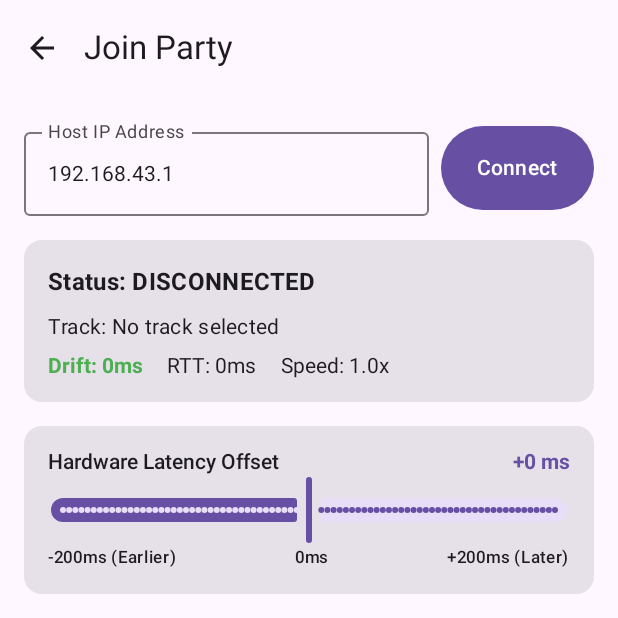
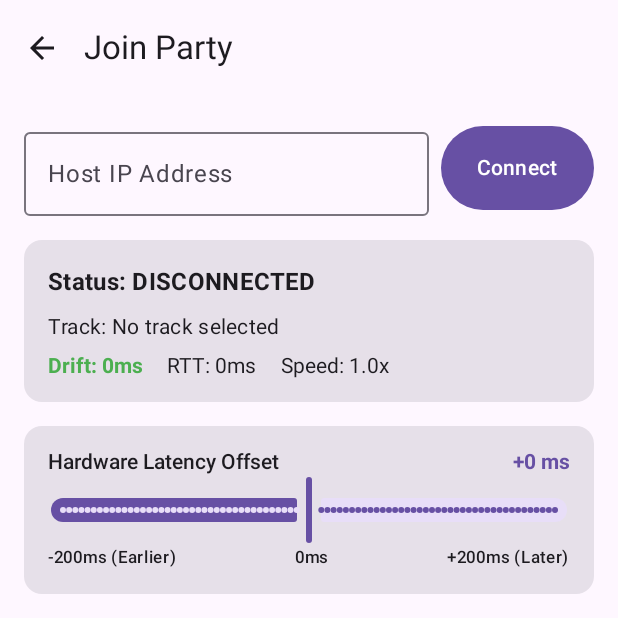
Before and after one commit to themaheshbuilds/SyncBeat, an Android app built with Jetpack Compose: the composable ClientScreen shown on its own in the app's theme, on a phone screen of 412 x 824 dp, the top half of it. Run offline under Robolectric (Android 15) with nearby library versions, the phone set to English and light mode, and no system bars; 3 statements that could not run were skipped.

Commit message:
Improve manual host IP joining
Co-authored-by: copilot-swe-agent[bot] <198982749+Copilot@users.noreply.github.com>

```diff
--- a/app/src/main/java/com/syncbeats/app/MainActivity.kt
+++ b/app/src/main/java/com/syncbeats/app/MainActivity.kt
@@ -29,7 +29,10 @@ import androidx.compose.ui.Alignment
 import androidx.compose.ui.Modifier
 import androidx.compose.ui.graphics.Color
 import androidx.compose.ui.text.font.FontWeight
+import androidx.compose.ui.text.input.KeyboardType
 import androidx.compose.ui.unit.dp
+import androidx.compose.ui.text.input.ImeAction
+import androidx.compose.ui.text.input.KeyboardOptions
 import com.syncbeats.app.network.NetworkUtils
 import com.syncbeats.app.service.PartyRole
 import com.syncbeats.app.service.SyncAudioService
@@ -353,7 +356,7 @@ fun ClientScreen(
     onLatencyChange: (Long) -> Unit,
     onBack: () -> Unit
 ) {
-    var manualIp by remember { mutableStateOf("192.168.43.1") }
+    var manualIp by remember { mutableStateOf("") }
 
     Scaffold(
         topBar = {
@@ -383,6 +386,10 @@ fun ClientScreen(
                     value = manualIp,
                     onValueChange = { manualIp = it },
                     label = { Text("Host IP Address") },
+                    keyboardOptions = KeyboardOptions(
+                        keyboardType = KeyboardType.Decimal,
+                        imeAction = ImeAction.Done
+                    ),
                     singleLine = true,
                     modifier = Modifier.weight(1f)
                 )
--- a/app/src/main/java/com/syncbeats/app/service/SyncAudioService.kt
+++ b/app/src/main/java/com/syncbeats/app/service/SyncAudioService.kt
@@ -414,7 +414,7 @@ class SyncAudioService : Service() {
     fun connectToHost(ip: String, port: Int = NetworkUtils.WS_PORT) {
         _state.update { it.copy(hostIp = ip, wsPort = port) }
         syncClient.connect(ip, port)
-        promoteToForeground("Connected to $ip")
+        promoteToForeground("Connecting to $ip")
     }
 
     fun setManualLatencyOffset(offsetMs: Long) {
```
Also changed, not shown: app/src/main/java/com/syncbeats/app/network/SyncClient.kt (+18 -1 lines).
